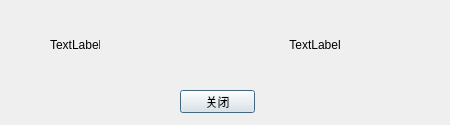
Qt form src/MyDialog.ui (jiguotong/RemindMe) before a commit.
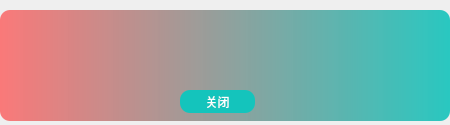
The same form after that commit.

```diff
--- a/src/MyDialog.ui
+++ b/src/MyDialog.ui
@@ -25,42 +25,95 @@
   <property name="windowTitle">
    <string>MyDialog</string>
   </property>
+  <property name="styleSheet">
+   <string notr="true">#frame
+{
+ 	background-color: qlineargradient(spread:pad, x1:0, y1:0, x2:1, y2:0, stop:0 rgba(251,102,102, 220), stop:1 rgba(20,196,188, 230));
+	border:none;
+	border-radius:10px;
+}
+
+QPushButton
+{
+	font: 25 12pt '微软雅黑';
+	color: rgb(255,255,255);
+	background-color: rgb(20,196,188);
+	border:none;
+	border-radius:10px;
+}
+QPushButton
+{
+	font: 25 12pt '微软雅黑';
+	color: rgb(255,255,255);
+	background-color: rgb(20,196,188);
+	border:none;
+	border-radius:10px;
+}
+QPushButton:hover
+{
+	background-color: rgb(22,218,208);
+}
+QPushButton:pressed
+{
+	background-color: rgb(17,171,164);
+}
+#labelContent
+{
+    font: bold normal 15px &quot;Microsoft YaHei&quot;;
+	color: rgb(255,255,255);
+}</string>
+  </property>
+  <widget class="QFrame" name="frame">
+   <property name="geometry">
+    <rect>
+     <x>0</x>
+     <y>10</y>
+     <width>450</width>
+     <height>111</height>
+    </rect>
+   </property>
+   <property name="frameShape">
+    <enum>QFrame::StyledPanel</enum>
+   </property>
+   <property name="frameShadow">
+    <enum>QFrame::Raised</enum>
+   </property>
   <widget class="QLabel" name="labelIcon">
    <property name="geometry">
     <rect>
-     <x>50</x>
-     <y>20</y>
-     <width>50</width>
-     <height>50</height>
+      <x>10</x>
+      <y>8</y>
+      <width>20</width>
+      <height>20</height>
     </rect>
    </property>
    <property name="minimumSize">
     <size>
-     <width>50</width>
-     <height>50</height>
+      <width>20</width>
+      <height>20</height>
     </size>
    </property>
    <property name="maximumSize">
     <size>
-     <width>50</width>
-     <height>50</height>
+      <width>20</width>
+      <height>20</height>
     </size>
    </property>
    <property name="text">
-    <string>TextLabel</string>
+     <string/>
    </property>
   </widget>
   <widget class="QLabel" name="labelContent">
    <property name="geometry">
     <rect>
-     <x>190</x>
+      <x>66</x>
      <y>20</y>
-     <width>250</width>
+      <width>311</width>
      <height>50</height>
     </rect>
    </property>
    <property name="text">
-    <string>TextLabel</string>
+     <string/>
    </property>
    <property name="alignment">
     <set>Qt::AlignCenter</set>
@@ -70,7 +123,7 @@
    <property name="geometry">
     <rect>
      <x>180</x>
-     <y>90</y>
+      <y>80</y>
      <width>75</width>
      <height>23</height>
     </rect>
@@ -78,6 +131,7 @@
    <property name="text">
     <string>关闭</string>
    </property>
+   </widget>
   </widget>
  </widget>
  <layoutdefault spacing="6" margin="11"/>
```
Lines whose indentation alone changed are shown as unchanged.
